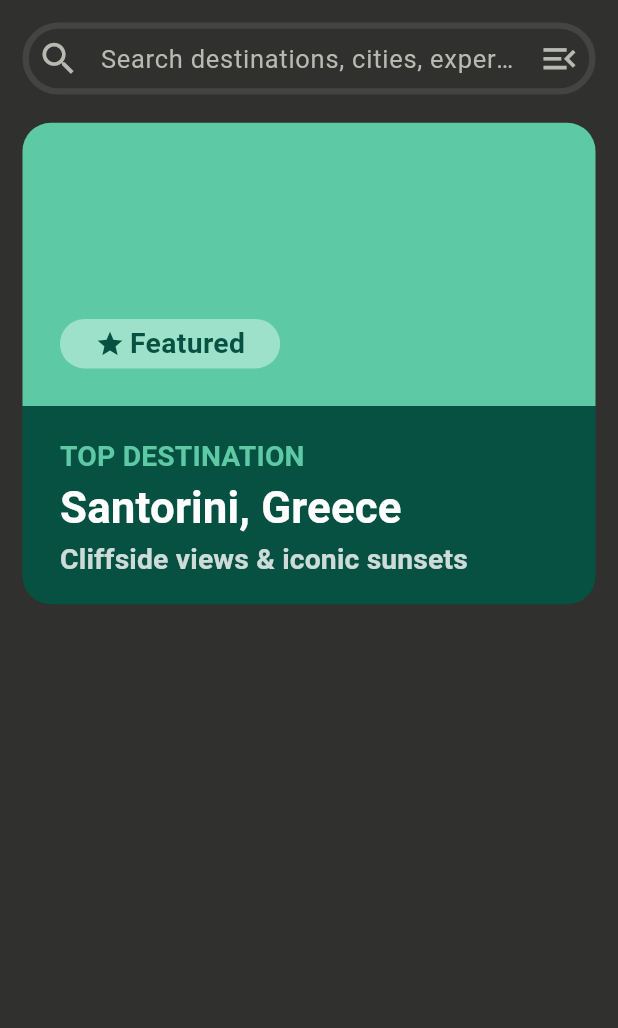
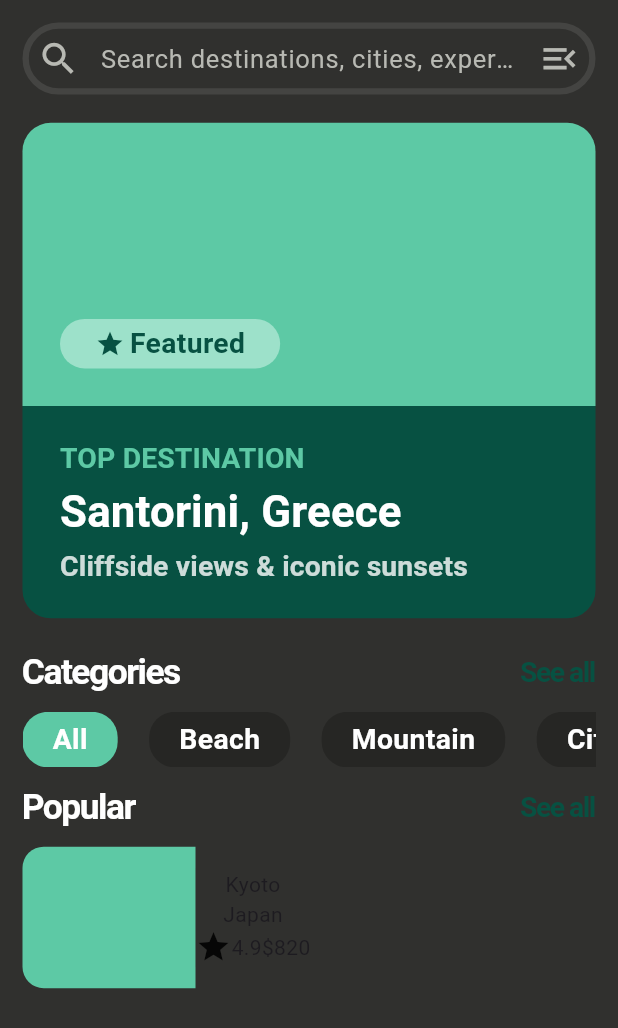
Before and after one commit to Klibar/responsive_session_task, a Flutter app: the screen it shows after launch, on a phone screen of 412 x 824 dp. Shown: the top 1028 px of the screen. Run offline on Flutter 3.47's test engine with Material 3 defaults, Android fonts, the phone set to English and light mode, and no system bars; our stand-ins replace flutter_screenutil.

Commit message:
first commit

```diff
--- a/lib/constants.dart
+++ b/lib/constants.dart
@@ -1,6 +1,33 @@
 import 'package:flutter/material.dart';
+import 'package:flutter_screenutil/flutter_screenutil.dart';
 
 class MyColors {
   static Color mainColor = Color(0xff5dc9a5);
   static Color secondColor = Color(0xff075142);
 }
+
+class CategoriesBtn extends StatelessWidget {
+  const CategoriesBtn({super.key, required this.btnColor, required this.tilte});
+  final Color btnColor;
+  final String tilte;
+  @override
+  Widget build(BuildContext context) {
+    return Container(
+      decoration: BoxDecoration(
+        color: btnColor,
+        borderRadius: BorderRadius.circular(18.r),
+      ),
+      child: Padding(
+        padding: const EdgeInsets.symmetric(horizontal: 20, vertical: 5),
+        child: Text(
+          tilte,
+          style: TextStyle(
+            color: Colors.white,
+            fontSize: 20.sp,
+            fontWeight: FontWeight.bold,
+          ),
+        ),
+      ),
+    );
+  }
+}
--- a/lib/screens/homeScreen.dart
+++ b/lib/screens/homeScreen.dart
@@ -18,6 +18,7 @@ class _HomescreenState extends State<HomeScreen> {
         backgroundColor: Color(0xff30302e),
         body: Padding(
           padding: const EdgeInsets.all(15),
+          child: SingleChildScrollView(
             child: Column(
               children: [
                 Row(
@@ -27,7 +28,7 @@ class _HomescreenState extends State<HomeScreen> {
                         controller: searchController,
                         style: TextStyle(color: Colors.white),
                         decoration: InputDecoration(
-                        contentPadding: EdgeInsets.symmetric(horizontal: 10),
+                          contentPadding: EdgeInsets.symmetric(horizontal: 200),
                           hintText:
                               ('Search destinations, cities, experiences ... '),
                           hintStyle: TextStyle(
@@ -114,7 +115,7 @@ class _HomescreenState extends State<HomeScreen> {
                   children: [
                     Expanded(
                       child: Container(
-                      height: 140.h,
+                        height: 150.h,
                         decoration: BoxDecoration(
                           color: MyColors.secondColor,
                           borderRadius: BorderRadius.only(
@@ -165,7 +166,118 @@ class _HomescreenState extends State<HomeScreen> {
                     ),
                   ],
                 ),
+                SizedBox(height: 20.h),
+                Row(
+                  mainAxisAlignment: .spaceBetween,
+                  children: [
+                    Text(
+                      'Categories',
+                      style: TextStyle(
+                        color: Colors.white,
+                        fontSize: 25.sp,
+                        letterSpacing: -1,
+                        fontWeight: FontWeight.bold,
+                      ),
+                    ),
+                    Text(
+                      'See all',
+                      style: TextStyle(
+                        color: MyColors.secondColor,
+                        letterSpacing: -1,
+                        fontSize: 20.sp,
+                        fontWeight: FontWeight.bold,
+                      ),
+                    ),
                   ],
+                ),
+                SizedBox(height: 10.h),
+                SingleChildScrollView(
+                  scrollDirection: Axis.horizontal,
+                  child: Row(
+                    children: [
+                      CategoriesBtn(btnColor: MyColors.mainColor, tilte: 'All'),
+                      SizedBox(width: 20.w),
+                      CategoriesBtn(
+                        btnColor: Color(0xff262624),
+                        tilte: 'Beach',
+                      ),
+                      SizedBox(width: 20.w),
+                      CategoriesBtn(
+                        btnColor: Color(0xff262624),
+                        tilte: 'Mountain',
+                      ),
+                      SizedBox(width: 20.w),
+                      CategoriesBtn(btnColor: Color(0xff262624), tilte: 'City'),
+                      SizedBox(width: 20.w),
+                      CategoriesBtn(
+                        btnColor: Color(0xff262624),
+                        tilte: 'Culture',
+                      ),
+                      SizedBox(width: 20.w),
+                      CategoriesBtn(
+                        btnColor: Color(0xff262624),
+                        tilte: 'Nature',
+                      ),
+                    ],
+                  ),
+                ),
+                SizedBox(height: 10.h),
+                Row(
+                  mainAxisAlignment: .spaceBetween,
+                  children: [
+                    Text(
+                      'Popular',
+                      style: TextStyle(
+                        color: Colors.white,
+                        fontSize: 25.sp,
+                        letterSpacing: -1,
+                        fontWeight: FontWeight.bold,
+                      ),
+                    ),
+                    Text(
+                      'See all',
+                      style: TextStyle(
+                        color: MyColors.secondColor,
+                        letterSpacing: -1,
+                        fontSize: 20.sp,
+                        fontWeight: FontWeight.bold,
+                      ),
+                    ),
+                  ],
+                ),
+                SizedBox(height: 10.h),
+                Row(
+                  children: [
+                    Container(
+                      width: 110.w,
+                      height: 100.h,
+                      decoration: BoxDecoration(
+                        color: MyColors.mainColor,
+                        borderRadius: BorderRadius.only(
+                          bottomLeft: Radius.circular(15.r),
+                          topLeft: Radius.circular(15.r),
+                        ),
+                      ),
+                    ),
+                    Container(
+                      decoration: BoxDecoration(),
+                      child: Column(
+                        children: [
+                          Text('Kyoto'),
+                          Text('Japan'),
+                          Row(
+                            children: [
+                              Row(children: [Icon(Icons.star), Text('4.9')]),
+                              Text('\$820'),
+                            ],
+                          ),
+                        ],
+                      ),
+                    ),
+                  ],
+                ),
+              ],
+            ),
           ),
         ),
       ),
```
Also changed, not shown: 3 other files. Lines whose indentation alone changed are shown as unchanged.
